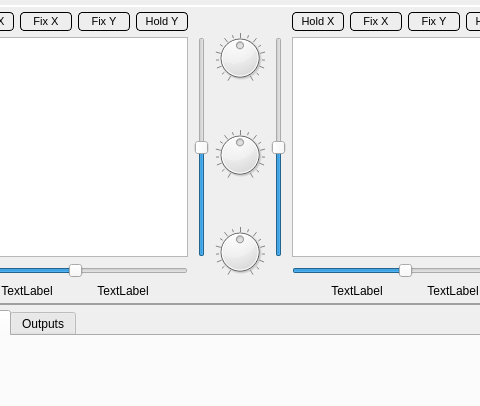
This is src/simulatordialog.ui in roberto1903/companion9x as Qt 5 draws it before an edit; both pictures show x 86 to 566 and y 0 to 406 of the 653 by 577 pixel window. The edited form follows.
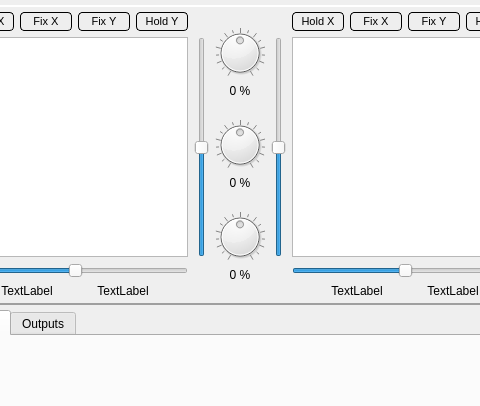
This is the edited form. Icons and pictures are not drawn. Custom widgets are drawn as their Qt base class.

Commit message: Show pot value in 9x simulator

The edit to the form file:
```diff
--- a/src/simulatordialog.ui
+++ b/src/simulatordialog.ui
@@ -781,7 +781,20 @@
        </layout>
       </item>
       <item row="0" column="1">
-       <layout class="QVBoxLayout" name="verticalLayout_9">
+       <layout class="QVBoxLayout" name="verticalLayout_9" stretch="1,0,0,1,0,0,1,0,0,1">
+        <item>
+         <spacer name="verticalSpacer_4">
+          <property name="orientation">
+           <enum>Qt::Vertical</enum>
+          </property>
+          <property name="sizeHint" stdset="0">
+           <size>
+            <width>20</width>
+            <height>40</height>
+           </size>
+          </property>
+         </spacer>
+        </item>
         <item>
          <widget class="QDial" name="dialP_1">
           <property name="sizePolicy">
@@ -793,7 +806,7 @@
           <property name="maximumSize">
            <size>
             <width>50</width>
-            <height>90</height>
+            <height>50</height>
            </size>
           </property>
           <property name="toolTip">
@@ -816,6 +829,29 @@
           </property>
          </widget>
         </item>
+        <item>
+         <widget class="QLabel" name="dialP_1value">
+          <property name="text">
+           <string>0 %</string>
+          </property>
+          <property name="alignment">
+           <set>Qt::AlignCenter</set>
+          </property>
+         </widget>
+        </item>
+        <item>
+         <spacer name="verticalSpacer">
+          <property name="orientation">
+           <enum>Qt::Vertical</enum>
+          </property>
+          <property name="sizeHint" stdset="0">
+           <size>
+            <width>20</width>
+            <height>40</height>
+           </size>
+          </property>
+         </spacer>
+        </item>
         <item>
          <widget class="QDial" name="dialP_2">
           <property name="sizePolicy">
@@ -827,7 +863,7 @@
           <property name="maximumSize">
            <size>
             <width>50</width>
-            <height>90</height>
+            <height>50</height>
            </size>
           </property>
           <property name="toolTip">
@@ -853,6 +889,29 @@
           </property>
          </widget>
         </item>
+        <item>
+         <widget class="QLabel" name="dialP_2value">
+          <property name="text">
+           <string>0 %</string>
+          </property>
+          <property name="alignment">
+           <set>Qt::AlignCenter</set>
+          </property>
+         </widget>
+        </item>
+        <item>
+         <spacer name="verticalSpacer_2">
+          <property name="orientation">
+           <enum>Qt::Vertical</enum>
+          </property>
+          <property name="sizeHint" stdset="0">
+           <size>
+            <width>20</width>
+            <height>40</height>
+           </size>
+          </property>
+         </spacer>
+        </item>
         <item>
          <widget class="QDial" name="dialP_3">
           <property name="sizePolicy">
@@ -864,7 +923,7 @@
           <property name="maximumSize">
            <size>
             <width>50</width>
-            <height>90</height>
+            <height>50</height>
            </size>
           </property>
           <property name="toolTip">
@@ -887,6 +946,29 @@
           </property>
          </widget>
         </item>
+        <item>
+         <widget class="QLabel" name="dialP_3value">
+          <property name="text">
+           <string>0 %</string>
+          </property>
+          <property name="alignment">
+           <set>Qt::AlignCenter</set>
+          </property>
+         </widget>
+        </item>
+        <item>
+         <spacer name="verticalSpacer_3">
+          <property name="orientation">
+           <enum>Qt::Vertical</enum>
+          </property>
+          <property name="sizeHint" stdset="0">
+           <size>
+            <width>20</width>
+            <height>40</height>
+           </size>
+          </property>
+         </spacer>
+        </item>
        </layout>
       </item>
      </layout>
```
The commit also changes 2 other files.
